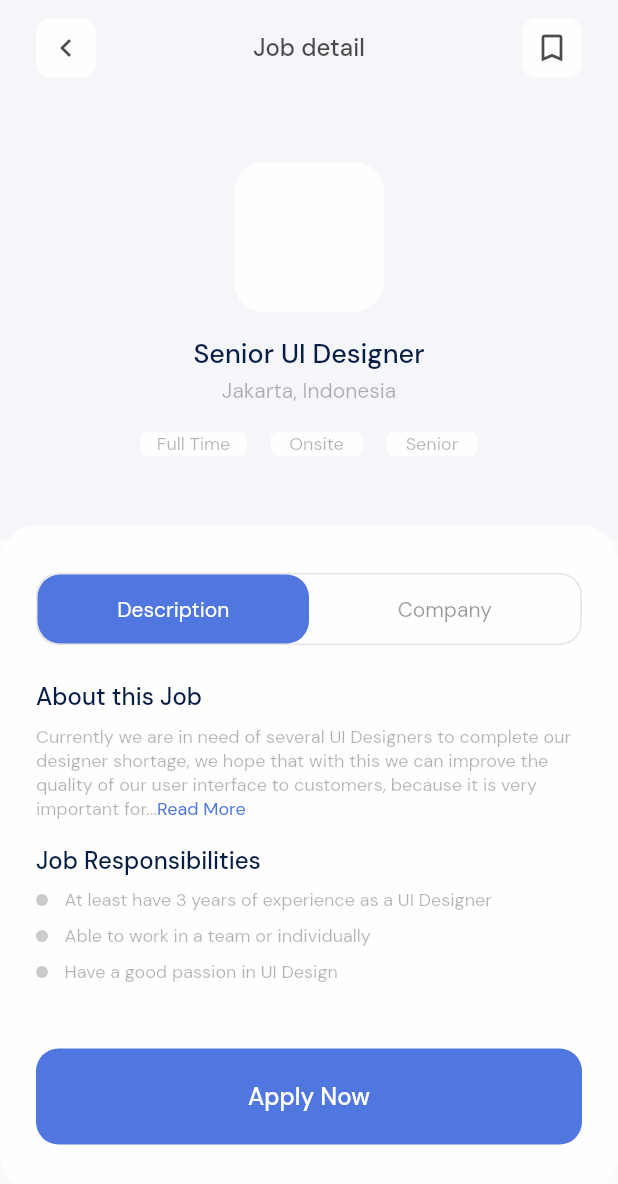
After one commit to Syahro/job_finder, a Flutter app: the DetailPage screen opened directly, on a phone screen of 412 x 824 dp. The commit adds this screen. Shown: the top 1184 px of the screen. Run offline on Flutter 3.47's test engine with Material 2 defaults, Android fonts, the phone set to English and light mode, and no system bars; our stand-ins replace google_fonts.

Commit message:
done modified detailJob and add some assets or support

```diff
--- /dev/null
+++ b/lib/pages/detail_page.dart
@@ -0,0 +1,386 @@
+import 'package:flutter/material.dart';
+import 'package:job_finder/theme.dart';
+
+class DetailPage extends StatelessWidget {
+  @override
+  Widget build(BuildContext context) {
+    return Scaffold(
+      body: SafeArea(
+        child: Stack(
+          children: [
+            Container(
+              height: 360,
+              width: double.infinity,
+              decoration: BoxDecoration(
+                color: lightDarkGreyColor,
+              ),
+              child: Column(
+                crossAxisAlignment: CrossAxisAlignment.center,
+                children: [
+                  SizedBox(
+                    height: 108,
+                  ),
+                  Container(
+                    height: 100,
+                    width: 100,
+                    decoration: BoxDecoration(
+                      color: lightWhiteColor,
+                      borderRadius: BorderRadius.circular(20),
+                    ),
+                  ),
+                  SizedBox(
+                    height: 16,
+                  ),
+                  Text(
+                    'Senior UI Designer',
+                    style: titleTextStyle.copyWith(
+                      fontSize: 18,
+                      color: blueColor,
+                    ),
+                  ),
+                  SizedBox(
+                    height: 4,
+                  ),
+                  Text(
+                    'Jakarta, Indonesia',
+                    style: subTitleTextStyle.copyWith(
+                      fontSize: 14,
+                      color: blackColor.withOpacity(0.3),
+                    ),
+                  ),
+                  SizedBox(
+                    height: 19,
+                  ),
+                  Row(
+                    mainAxisAlignment: MainAxisAlignment.center,
+                    children: [
+                      Container(
+                        height: 16,
+                        width: 71,
+                        decoration: BoxDecoration(
+                          color: lightWhiteColor,
+                          borderRadius: BorderRadius.circular(5),
+                        ),
+                        child: Center(
+                          child: Text(
+                            'Full Time',
+                            style: subTitleTextStyle.copyWith(
+                              fontSize: 12,
+                              color: blackColor.withOpacity(0.3),
+                            ),
+                          ),
+                        ),
+                      ),
+                      SizedBox(
+                        width: 16,
+                      ),
+                      Container(
+                        height: 16,
+                        width: 61,
+                        decoration: BoxDecoration(
+                          color: lightWhiteColor,
+                          borderRadius: BorderRadius.circular(5),
+                        ),
+                        child: Center(
+                          child: Text(
+                            'Onsite',
+                            style: subTitleTextStyle.copyWith(
+                              fontSize: 12,
+                              color: blackColor.withOpacity(0.3),
+                            ),
+                          ),
+                        ),
+                      ),
+                      SizedBox(
+                        width: 16,
+                      ),
+                      Container(
+                        height: 16,
+                        width: 61,
+                        decoration: BoxDecoration(
+                          color: lightWhiteColor,
+                          borderRadius: BorderRadius.circular(5),
+                        ),
+                        child: Center(
+                          child: Text(
+                            'Senior',
+                            style: subTitleTextStyle.copyWith(
+                              fontSize: 12,
+                              color: blackColor.withOpacity(0.3),
+                            ),
+                          ),
+                        ),
+                      )
+                    ],
+                  )
+                ],
+              ),
+            ),
+            ListView(
+              children: [
+                SizedBox(
+                  height: 350,
+                ),
+                Container(
+                  width: double.infinity,
+                  decoration: BoxDecoration(
+                    color: lightWhiteColor,
+                    borderRadius: BorderRadius.circular(25),
+                  ),
+                  child: Padding(
+                    padding: EdgeInsets.only(
+                      top: 32,
+                      left: defaultMargin,
+                      right: defaultMargin,
+                    ),
+                    child: Column(
+                      crossAxisAlignment: CrossAxisAlignment.start,
+                      children: [
+                        Container(
+                          width: MediaQuery.of(context).size.width,
+                          height: 48,
+                          decoration: BoxDecoration(
+                            color: Colors.transparent,
+                            borderRadius: BorderRadius.circular(15),
+                            border: Border.all(
+                              color: blackColor.withOpacity(0.1),
+                            ),
+                          ),
+                          child: Row(
+                            children: [
+                              Expanded(
+                                flex: 5,
+                                child: Container(
+                                  height: 48,
+                                  decoration: BoxDecoration(
+                                    color: lightBlueColor,
+                                    borderRadius: BorderRadius.circular(15),
+                                  ),
+                                  child: Center(
+                                    child: Text(
+                                      'Description',
+                                      style: subTitleTextStyle.copyWith(
+                                        fontSize: 14,
+                                        color: lightWhiteColor,
+                                      ),
+                                    ),
+                                  ),
+                                ),
+                              ),
+                              Expanded(
+                                flex: 5,
+                                child: Container(
+                                  height: 48,
+                                  color: Colors.transparent,
+                                  child: Center(
+                                    child: Text(
+                                      'Company',
+                                      style: subTitleTextStyle.copyWith(
+                                        fontSize: 14,
+                                        color: blackColor.withOpacity(0.4),
+                                      ),
+                                    ),
+                                  ),
+                                ),
+                              ),
+                            ],
+                          ),
+                        ),
+                        SizedBox(
+                          height: 24,
+                        ),
+                        Text(
+                          'About this Job',
+                          style: titleTextStyle.copyWith(
+                            fontSize: 16,
+                            color: blueColor,
+                          ),
+                        ),
+                        SizedBox(
+                          height: 8,
+                        ),
+                        Text.rich(
+                          TextSpan(
+                              text:
+                                  'Currently we are in need of several UI Designers to complete our designer shortage, we hope that with this we can improve the quality of our user interface to customers, because it is very important for...',
+                              style: subTitleTextStyle.copyWith(
+                                color: blackColor.withOpacity(0.3),
+                                fontSize: 12,
+                              ),
+                              children: [
+                                TextSpan(
+                                  text: 'Read More',
+                                  style: subTitleTextStyle.copyWith(
+                                    color: lightBlueColor,
+                                    fontSize: 12,
+                                  ),
+                                )
+                              ]),
+                        ),
+                        SizedBox(
+                          height: 16,
+                        ),
+                        Text(
+                          'Job Responsibilities',
+                          style: titleTextStyle.copyWith(
+                            fontSize: 16,
+                            color: blueColor,
+                          ),
+                        ),
+                        SizedBox(
+                          height: 8,
+                        ),
+                        Row(
+                          children: [
+                            Container(
+                              height: 8,
+                              width: 8,
+                              decoration: BoxDecoration(
+                                color: blackColor.withOpacity(0.2),
+                                borderRadius: BorderRadius.circular(10),
+                              ),
+                            ),
+                            SizedBox(
+                              width: 11,
+                            ),
+                            Text(
+                              'At least have 3 years of experience as a UI Designer',
+                              style: subTitleTextStyle.copyWith(
+                                fontSize: 12,
+                                color: blackColor.withOpacity(0.3),
+                              ),
+                            )
+                          ],
+                        ),
+                        SizedBox(
+                          height: 8,
+                        ),
+                        Row(
+                          children: [
+                            Container(
+                              height: 8,
+                              width: 8,
+                              decoration: BoxDecoration(
+                                color: blackColor.withOpacity(0.2),
+                                borderRadius: BorderRadius.circular(10),
+                              ),
+                            ),
+                            SizedBox(
+                              width: 11,
+                            ),
+                            Text(
+                              'Able to work in a team or individually',
+                              style: subTitleTextStyle.copyWith(
+                                fontSize: 12,
+                                color: blackColor.withOpacity(0.3),
+                              ),
+                            )
+                          ],
+                        ),
+                        SizedBox(
+                          height: 8,
+                        ),
+                        Row(
+                          children: [
+                            Container(
+                              height: 8,
+                              width: 8,
+                              decoration: BoxDecoration(
+                                color: blackColor.withOpacity(0.2),
+                                borderRadius: BorderRadius.circular(10),
+                              ),
+                            ),
+                            SizedBox(
+                              width: 11,
+                            ),
+                            Text(
+                              'Have a good passion in UI Design',
+                              style: subTitleTextStyle.copyWith(
+                                fontSize: 12,
+                                color: blackColor.withOpacity(0.3),
+                              ),
+                            )
+                          ],
+                        ),
+                        SizedBox(
+                          height: 43,
+                        ),
+                        Container(
+                          height: 64,
+                          width: double.infinity,
+                          decoration: BoxDecoration(
+                            color: lightBlueColor,
+                            borderRadius: BorderRadius.circular(15),
+                          ),
+                          child: Center(
+                            child: Text(
+                              'Apply Now',
+                              style: titleTextStyle.copyWith(
+                                fontSize: 16,
+                                color: lightWhiteColor,
+                              ),
+                            ),
+                          ),
+                        ),
+                        SizedBox(
+                          height: 32,
+                        ),
+                      ],
+                    ),
+                  ),
+                )
+              ],
+            ),
+            Padding(
+              padding: EdgeInsets.only(
+                top: 12,
+                right: defaultMargin,
+                left: defaultMargin,
+              ),
+              child: Row(
+                mainAxisAlignment: MainAxisAlignment.spaceBetween,
+                children: [
+                  Container(
+                    height: 40,
+                    width: 40,
+                    decoration: BoxDecoration(
+                      color: lightWhiteColor,
+                      borderRadius: BorderRadius.circular(10),
+                    ),
+                    child: Center(
+                      child: Icon(
+                        Icons.chevron_left,
+                        color: blackColor.withOpacity(0.7),
+                      ),
+                    ),
+                  ),
+                  Text(
+                    'Job detail',
+                    style: titleTextStyle.copyWith(
+                      fontSize: 16,
+                      color: blackColor.withOpacity(0.7),
+                    ),
+                  ),
+                  Container(
+                    height: 40,
+                    width: 40,
+                    decoration: BoxDecoration(
+                      color: lightWhiteColor,
+                      borderRadius: BorderRadius.circular(10),
+                    ),
+                    child: Center(
+                      child: Icon(
+                        Icons.bookmark_border,
+                        color: blackColor.withOpacity(0.7),
+                      ),
+                    ),
+                  ),
+                ],
+              ),
+            )
+          ],
+        ),
+      ),
+    );
+  }
+}
--- a/lib/widget/recommendation_job_card.dart
+++ b/lib/widget/recommendation_job_card.dart
@@ -1,4 +1,5 @@
 import 'package:flutter/material.dart';
+import 'package:job_finder/pages/detail_page.dart';
 import 'package:job_finder/theme.dart';
 
 class RecommendationJobCard extends StatelessWidget {
@@ -25,6 +26,12 @@ class RecommendationJobCard extends StatelessWidget {
       ),
       child: Padding(
         padding: EdgeInsets.all(10),
+        child: InkWell(
+          onTap: () {
+            Navigator.push(context, MaterialPageRoute(builder: (context) {
+              return DetailPage();
+            }));
+          },
           child: Column(
             crossAxisAlignment: CrossAxisAlignment.start,
             children: [
@@ -102,6 +109,7 @@ class RecommendationJobCard extends StatelessWidget {
             ],
           ),
         ),
+      ),
     );
   }
 }
```
Lines whose indentation alone changed are shown as unchanged.
